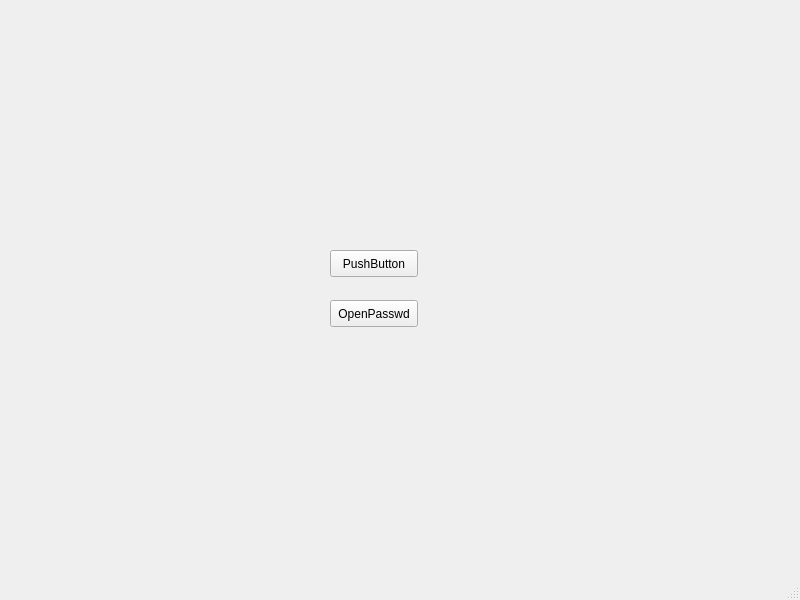
This is mainwindow.ui in hknarutofk/qt-training as Qt 5 draws it before an edit. The edited form follows.
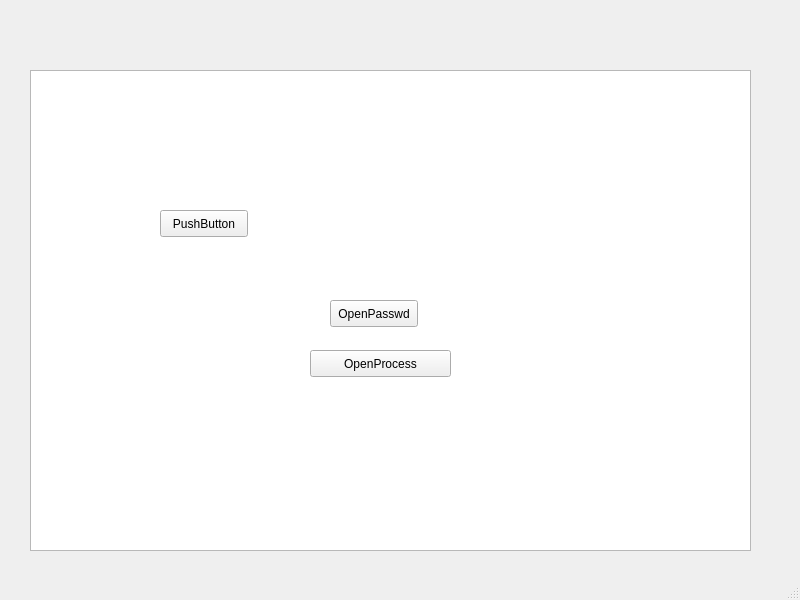
This is the edited form.

```diff
--- a/mainwindow.ui
+++ b/mainwindow.ui
@@ -17,8 +17,8 @@
    <widget class="QPushButton" name="pushButton">
     <property name="geometry">
      <rect>
-      <x>330</x>
-      <y>250</y>
+      <x>160</x>
+      <y>210</y>
       <width>88</width>
       <height>27</height>
      </rect>
@@ -40,16 +40,42 @@
      <string>OpenPasswd</string>
     </property>
    </widget>
-  </widget>
-  <widget class="QMenuBar" name="menubar">
-   <property name="geometry">
-    <rect>
-     <x>0</x>
-     <y>0</y>
-     <width>800</width>
-     <height>24</height>
-    </rect>
-   </property>
+   <widget class="QPushButton" name="pushButton_3">
+    <property name="geometry">
+     <rect>
+      <x>310</x>
+      <y>350</y>
+      <width>141</width>
+      <height>27</height>
+     </rect>
+    </property>
+    <property name="text">
+     <string>OpenProcess</string>
+    </property>
+   </widget>
+   <widget class="QGraphicsView" name="graphicsView">
+    <property name="geometry">
+     <rect>
+      <x>30</x>
+      <y>70</y>
+      <width>721</width>
+      <height>481</height>
+     </rect>
+    </property>
+    <property name="backgroundBrush">
+     <brush brushstyle="NoBrush">
+      <color alpha="255">
+       <red>0</red>
+       <green>0</green>
+       <blue>0</blue>
+      </color>
+     </brush>
+    </property>
+   </widget>
+   <zorder>graphicsView</zorder>
+   <zorder>pushButton</zorder>
+   <zorder>pushButton_2</zorder>
+   <zorder>pushButton_3</zorder>
   </widget>
   <widget class="QStatusBar" name="statusbar"/>
  </widget>
```
